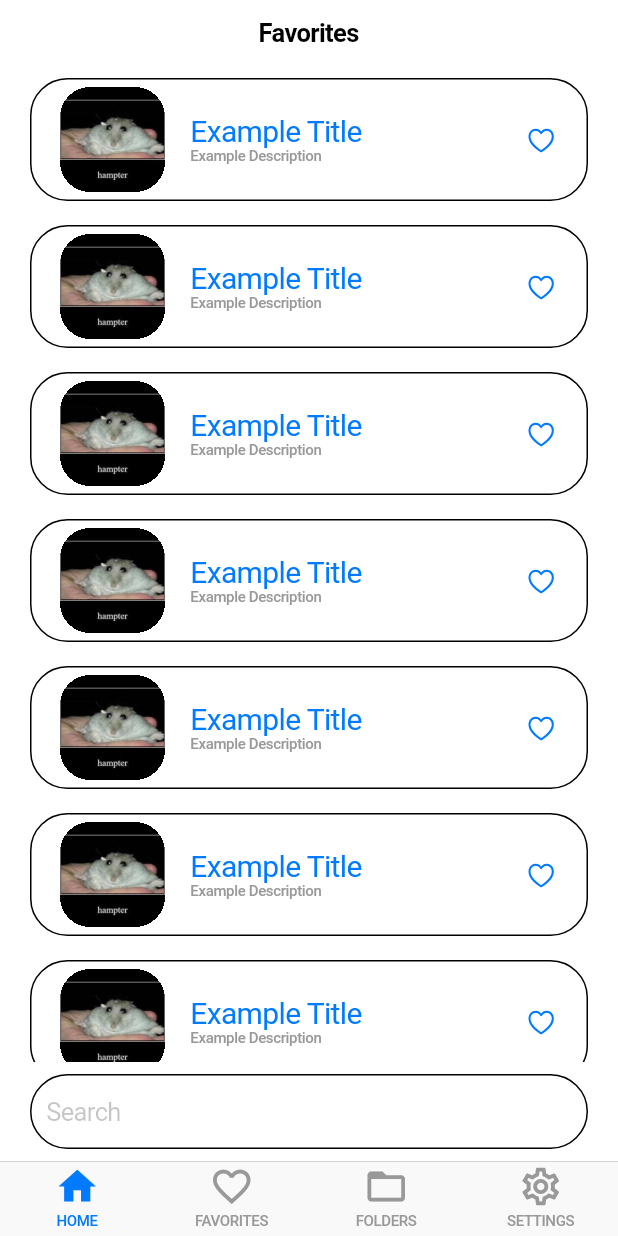
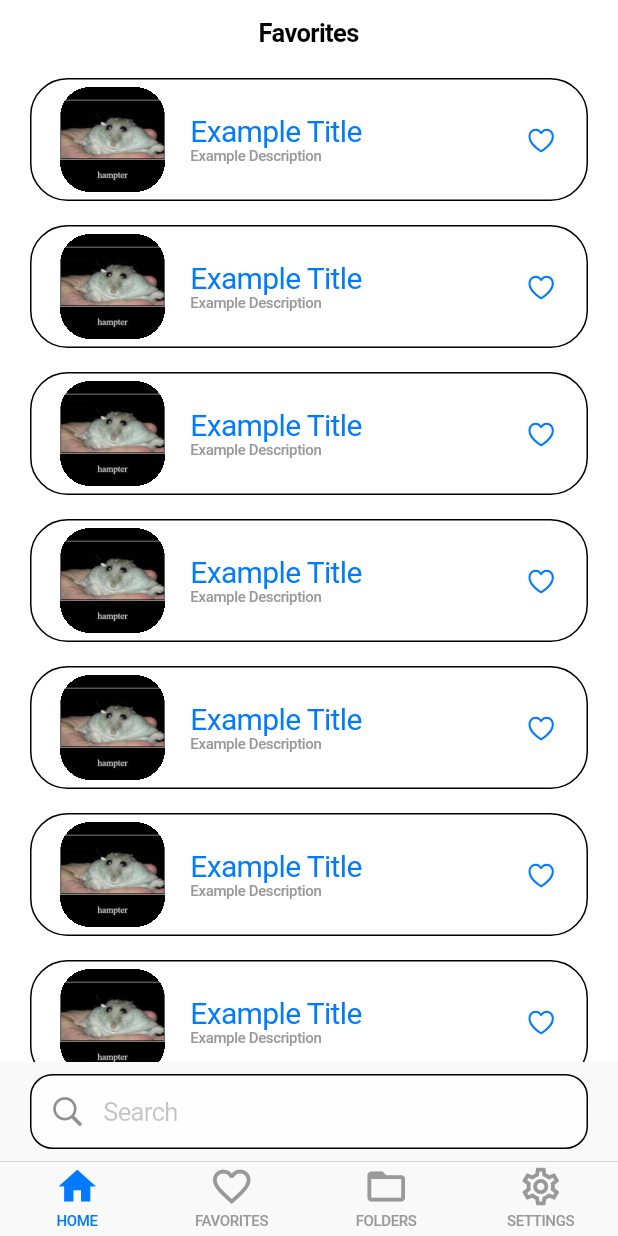
Before and after one commit to MA-SOSE2023/WallAt, a Flutter app: the FavoritesScreen screen opened by its route, on a phone screen of 412 x 824 dp. Run offline on Flutter 3.47's test engine with Material 2 defaults, Android fonts, the phone set to English and light mode, and no system bars; our stand-ins replace beamer, flutter_carousel_widget, flutter_riverpod, freezed_annotation, photo_view.

Commit message:
#30.#32-implements custom search widget

```diff
--- /dev/null
+++ b/lib/common/custom_widgets/search_bar/search_bar.dart
@@ -0,0 +1,86 @@
+import 'package:flutter/cupertino.dart';
+import 'package:flutter/material.dart';
+
+class SearchBar extends StatefulWidget {
+  const SearchBar(
+      {required ValueChanged<String> onChanged, autoFillHints, super.key})
+      : _onChanged = onChanged,
+        _autoFillHints = autoFillHints;
+
+  final ValueChanged<String> _onChanged;
+  final Iterable<String>? _autoFillHints;
+
+  @override
+  State<StatefulWidget> createState() => _SearchBarState();
+}
+
+class _SearchBarState extends State<SearchBar> {
+  late bool _searching;
+  late final TextEditingController? _controller;
+  late final FocusNode _textFieldFocusNode;
+
+  @override
+  void initState() {
+    super.initState();
+    _searching = false;
+    _controller = TextEditingController(text: '');
+    _textFieldFocusNode = FocusNode();
+  }
+
+  @override
+  void dispose() {
+    // Clean up the focus node when the Form is disposed.
+    _textFieldFocusNode.dispose();
+
+    super.dispose();
+  }
+
+  @override
+  Widget build(BuildContext context) {
+    return CupertinoTextField.borderless(
+      prefix: IconButton(
+        onPressed: () {
+          if (_searching) {
+            setState(() {
+              _searching = false;
+              _controller?.clear();
+              FocusManager.instance.primaryFocus?.unfocus();
+            });
+          } else {
+            setState(() {
+              FocusManager.instance.primaryFocus
+                  ?.requestFocus(_textFieldFocusNode);
+            });
+          }
+        },
+        color:
+            CupertinoDynamicColor.resolve(CupertinoColors.systemGrey, context),
+        splashColor: CupertinoDynamicColor.resolve(
+            CupertinoColors.systemGrey3.withOpacity(0.5), context),
+        icon: Icon(
+          _searching ? CupertinoIcons.xmark : CupertinoIcons.search,
+        ),
+      ),
+      placeholder: 'Search',
+      focusNode: _textFieldFocusNode,
+      autofillHints: widget._autoFillHints,
+      controller: _controller,
+      padding: const EdgeInsets.fromLTRB(0.0, 10.0, 0.0, 10),
+      decoration: const BoxDecoration(
+        color: Colors.transparent,
+      ),
+      onChanged: (text) {
+        if (!_searching && text.isEmpty) {
+          setState(() {
+            _searching = false;
+          });
+        } else if (!_searching && text.isNotEmpty) {
+          setState(() {
+            _searching = true;
+          });
+        }
+        widget._onChanged(text);
+      },
+    );
+  }
+}
--- /dev/null
+++ b/lib/common/custom_widgets/search_bar/search_bar_container.dart
@@ -0,0 +1,31 @@
+import 'package:flutter/cupertino.dart';
+
+import 'search_bar.dart';
+
+class SearchBarContainer extends StatelessWidget {
+  const SearchBarContainer({required ValueChanged<String> onChanged, super.key})
+      : _onChanged = onChanged;
+
+  final ValueChanged<String> _onChanged;
+
+  @override
+  Widget build(BuildContext context) {
+    return Container(
+      color: CupertinoTheme.of(context).barBackgroundColor,
+      padding: const EdgeInsets.fromLTRB(20.0, 8.0, 20.0, 8.0),
+      child: Container(
+        decoration: BoxDecoration(
+          borderRadius: BorderRadius.circular(15),
+          border: Border.all(
+            color:
+                CupertinoDynamicColor.resolve(CupertinoColors.label, context),
+            width: 1,
+          ),
+          color:
+              CupertinoTheme.of(context).scaffoldBackgroundColor.withAlpha(200),
+        ),
+        child: SearchBar(onChanged: _onChanged),
+      ),
+    );
+  }
+}
--- a/lib/pages/favorites/favorites_view.dart
+++ b/lib/pages/favorites/favorites_view.dart
@@ -3,7 +3,10 @@ import 'package:flutter_riverpod/flutter_riverpod.dart';
 
 import '/common/provider.dart';
 import '/common/custom_widgets/all_custom_widgets.dart'
-    show DocumentCardContainerList, CameraButtonHeroDestination;
+    show
+        DocumentCardContainerList,
+        CameraButtonHeroDestination,
+        SearchBarContainer;
 
 class FavoritesScreen extends ConsumerWidget {
   const FavoritesScreen({super.key});
@@ -28,26 +31,7 @@ class FavoritesScreen extends ConsumerWidget {
                 children: [
                   DocumentCardContainerList(itemIds: itemIds),
                   // Search bar for filtering items
-                  Padding(
-                    padding: const EdgeInsets.fromLTRB(20.0, 8.0, 20.0, 8.0),
-                    child: SizedBox(
-                      height: 50,
-                      child: CupertinoTextField(
-                        placeholder: 'Search',
-                        padding: const EdgeInsets.all(10),
-                        decoration: BoxDecoration(
-                          color: CupertinoTheme.of(context)
-                              .scaffoldBackgroundColor,
-                          borderRadius: BorderRadius.circular(25),
-                          border: Border.all(
-                            color: CupertinoDynamicColor.resolve(
-                                CupertinoColors.label, context),
-                            width: 1,
-                          ),
-                        ),
-                      ),
-                    ),
-                  ),
+                  SearchBarContainer(onChanged: (value) {}),
                 ],
               ),
             ),
```
Also changed, not shown: lib/common/custom_widgets/all_custom_widgets.dart (+10 -8 lines).
